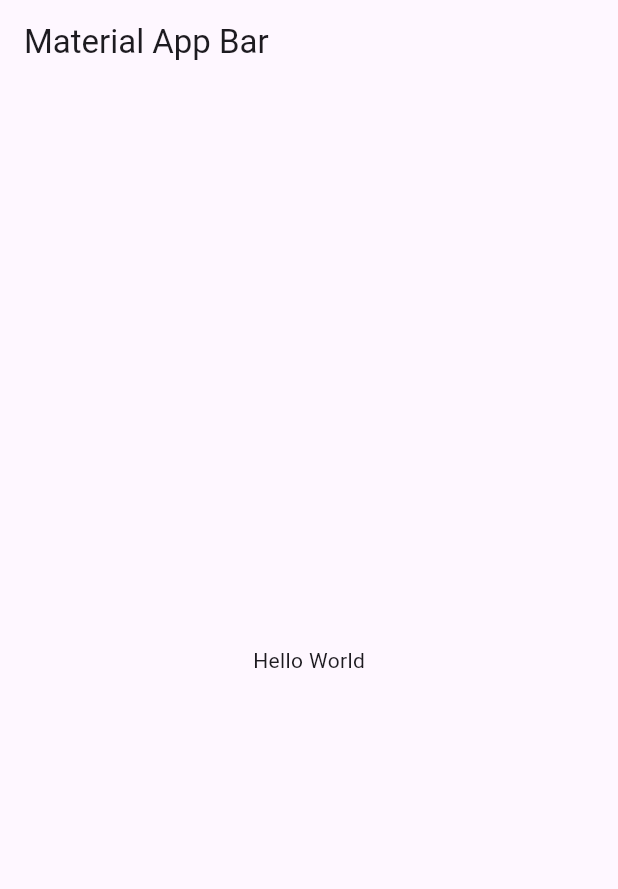
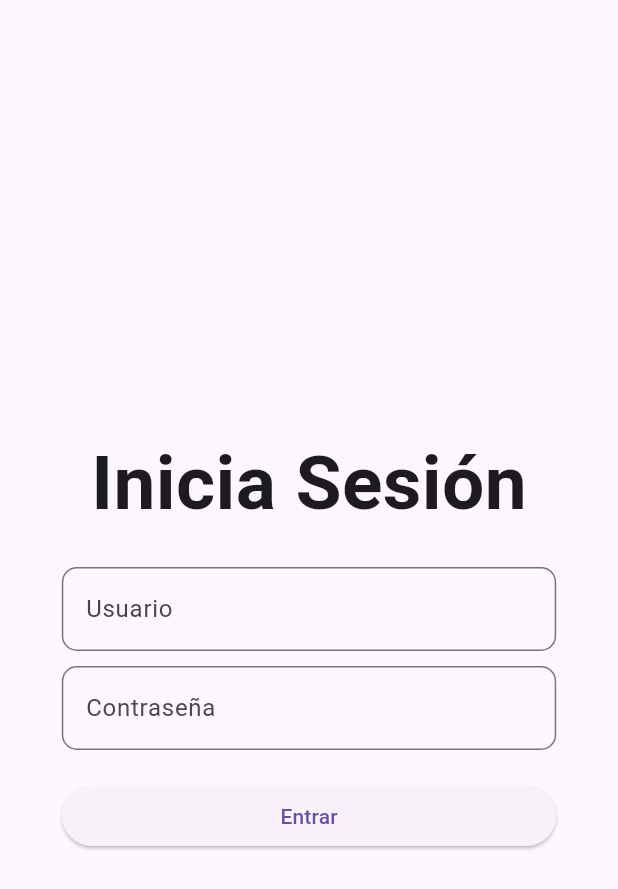
Before and after one commit to ThCh04/FinalApp, a Flutter app: the screen it shows after launch, on a phone screen of 412 x 824 dp. Shown: the top 889 px of the screen. Run offline on Flutter 3.47's test engine with Material 3 defaults, Android fonts, the phone set to English and light mode, and no system bars; our stand-ins replace cloud_firestore, firebase_core, google_maps_flutter; accounts and stored records are empty.

```diff
--- a/lib/main.dart
+++ b/lib/main.dart
@@ -1,17 +1,16 @@
 import 'package:finalapp/pages/login_page.dart';
-import 'package:finalapp/routes.dart';
-import 'package:firebase_core/firebase_core.dart';
+import 'package:finalapp/services/firebase/firebase_service.dart';
 import 'package:flutter/material.dart';
 
-void main() => runApp(MyApp());
+void main() async{
+  WidgetsFlutterBinding.ensureInitialized();
+  await initFirebase();
+  runApp(MyApp());
+}
 
 class MyApp extends StatelessWidget {
   @override
   Widget build(BuildContext context) {
-    return MaterialApp(
-      title: 'Material App',
-      home: const LoginView(),
-      routes: getRoutes(context),
-    );
+    return const LoginView();
   }
 }
--- a/lib/pages/login_page.dart
+++ b/lib/pages/login_page.dart
@@ -1,18 +1,62 @@
 import 'package:flutter/material.dart';
+import 'package:finalapp/routes.dart';
 class LoginView extends StatelessWidget {
   const LoginView({Key? key}): super(key: key);
 
   @override
   Widget build(BuildContext context) {
+    TextEditingController userController = TextEditingController();
+    TextEditingController passController = TextEditingController();
     return MaterialApp(
-      title: 'Material App',
+      debugShowCheckedModeBanner: false,
+      routes: getRoutes(context),
+      title: 'Login',
       home: Scaffold(
-        appBar: AppBar(
-          title: Text('Material App Bar'),
-        ),
         body: Center(
-          child: Container(
-            child: Text('Hello World'),
+          child: Column(
+            mainAxisAlignment: MainAxisAlignment.center,
+           children: [
+             const Padding(padding: EdgeInsets.all(15)),
+             const Text('Inicia Sesión', style: TextStyle(fontSize: 50, fontWeight: FontWeight.bold),),
+             const Padding(padding: EdgeInsets.all(10)),
+             Container(
+               width: MediaQuery.of(context).size.width*0.8,
+               child: Column(
+                 children: [
+                   TextField(
+                     controller: userController,
+                     decoration: InputDecoration(
+                       hintText: 'Usuario', labelText: 'Usuario',
+                       border: OutlineInputBorder(
+                         borderRadius: BorderRadius.circular(10.0),
+                       ),
+                     ),
+                   ),
+                   const Padding(padding: EdgeInsets.all(5)),
+                   TextField(
+                     obscureText: true,
+                     controller: passController,
+                     decoration:  InputDecoration(
+                       hintText: 'Contraseña', labelText: 'Contraseña',
+                       border: OutlineInputBorder(
+                         borderRadius: BorderRadius.circular(10.0),
+                       ),
+                     ),
+                   ),
+                 ],
+               ),
+             ),
+             const Padding(padding: EdgeInsets.all(10)),
+             Row(
+               mainAxisAlignment: MainAxisAlignment.center,
+                 children: [
+                   Container(
+                     width: MediaQuery.of(context).size.width*0.8,
+                     child: Expanded(
+                       child: ElevatedButton(onPressed: (){}, child: const Text('Entrar'))),
+                   )]
+             )
+           ],
           ),
         ),
       ),
--- a/pubspec.yaml
+++ b/pubspec.yaml
@@ -42,7 +42,6 @@ dependencies:
   http:
   firebase_core:
   firebase_auth:
-  cloud_firestore:
 
 dev_dependencies:
   flutter_test:
```
Also changed, not shown: lib/services/firebase/firebase_service.dart (added, +50 -0 lines), lib/services/firebase/firebase_options.dart (renamed from lib/services/firebase_options.dart), pubspec.lock.
